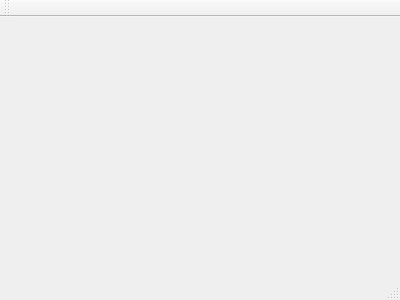
The window that mainwindow.ui (NourhanEssam/Testing-Joystick-SDL) describes before a commit, drawn with Qt 5.
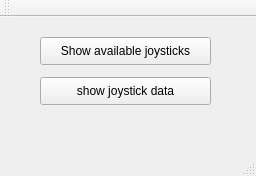
The same window after the commit.

```diff
--- a/mainwindow.ui
+++ b/mainwindow.ui
@@ -1,24 +1,66 @@
 <ui version="4.0">
  <class>MainWindow</class>
- <widget class="QMainWindow" name="MainWindow" >
-  <property name="geometry" >
+ <widget class="QMainWindow" name="MainWindow">
+  <property name="geometry">
    <rect>
     <x>0</x>
     <y>0</y>
-    <width>400</width>
-    <height>300</height>
+    <width>256</width>
+    <height>176</height>
    </rect>
   </property>
   <property name="windowTitle" >
    <string>MainWindow</string>
   </property>
-  <widget class="QMenuBar" name="menuBar" />
-  <widget class="QToolBar" name="mainToolBar" />
-  <widget class="QWidget" name="centralWidget" />
-  <widget class="QStatusBar" name="statusBar" />
+  <widget class="QWidget" name="centralWidget">
+   <widget class="QPushButton" name="pushButton">
+    <property name="geometry">
+     <rect>
+      <x>40</x>
+      <y>20</y>
+      <width>171</width>
+      <height>28</height>
+     </rect>
+    </property>
+    <property name="text">
+     <string>Show available joysticks</string>
+    </property>
+   </widget>
+   <widget class="QPushButton" name="pushButton_2">
+    <property name="geometry">
+     <rect>
+      <x>40</x>
+      <y>60</y>
+      <width>171</width>
+      <height>28</height>
+     </rect>
+    </property>
+    <property name="text">
+     <string>show joystick data</string>
+    </property>
+   </widget>
+  </widget>
+  <widget class="QMenuBar" name="menuBar">
+   <property name="geometry">
+    <rect>
+     <x>0</x>
+     <y>0</y>
+     <width>256</width>
+     <height>26</height>
+    </rect>
+   </property>
+  </widget>
+  <widget class="QToolBar" name="mainToolBar">
+   <attribute name="toolBarArea">
+    <enum>TopToolBarArea</enum>
+   </attribute>
+   <attribute name="toolBarBreak">
+    <bool>false</bool>
+   </attribute>
+  </widget>
+  <widget class="QStatusBar" name="statusBar"/>
  </widget>
- <layoutDefault spacing="6" margin="11" />
- <pixmapfunction></pixmapfunction>
+ <layoutdefault spacing="6" margin="11"/>
  <resources/>
  <connections/>
 </ui>
```
Left out of the diff: 3 changed lines with no effect on the pictures.
